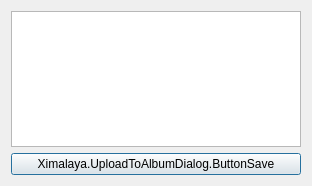
Before: the Qt Designer form UI/forms/XimalayaUploadToAlbumDialog.ui in flying19880517/obs-studio, drawn with Qt 5.
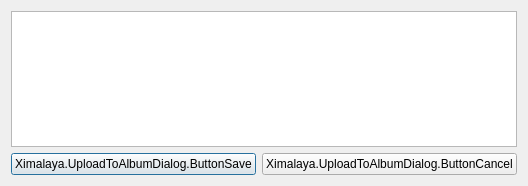
After: the same form once the commit is applied.

Commit message: 直播结束的对话框增加不保存按钮

Patch:
```diff
--- a/UI/forms/XimalayaUploadToAlbumDialog.ui
+++ b/UI/forms/XimalayaUploadToAlbumDialog.ui
@@ -14,9 +14,6 @@
    <string>Ximalaya.UploadToAlbumDialog.Title</string>
   </property>
   <layout class="QGridLayout" name="gridLayout">
-   <item row="0" column="0">
-    <widget class="QListWidget" name="listAlbums"/>
-   </item>
    <item row="1" column="0">
     <widget class="QPushButton" name="btnSave">
      <property name="text">
@@ -24,6 +21,16 @@
      </property>
     </widget>
    </item>
+   <item row="1" column="1">
+    <widget class="QPushButton" name="btnCancel">
+     <property name="text">
+      <string>Ximalaya.UploadToAlbumDialog.ButtonCancel</string>
+     </property>
+    </widget>
+   </item>
+   <item row="0" column="0" colspan="2">
+    <widget class="QListWidget" name="listAlbums"/>
+   </item>
   </layout>
  </widget>
  <resources/>
```
The commit also changes 4 other files.
